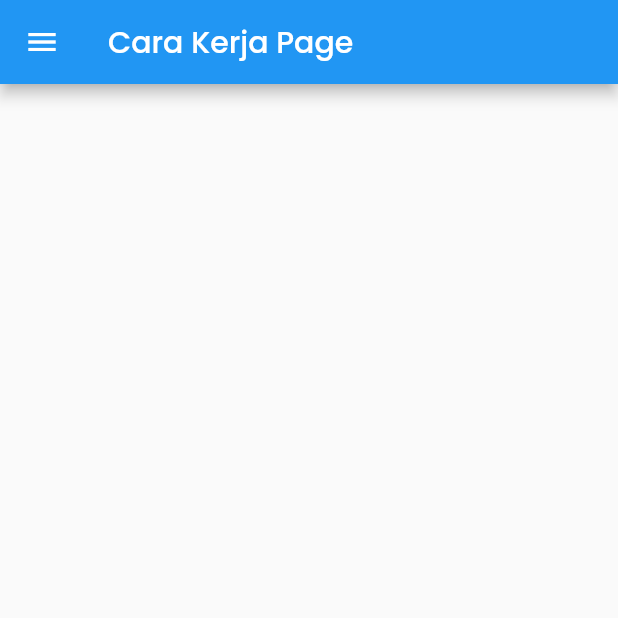
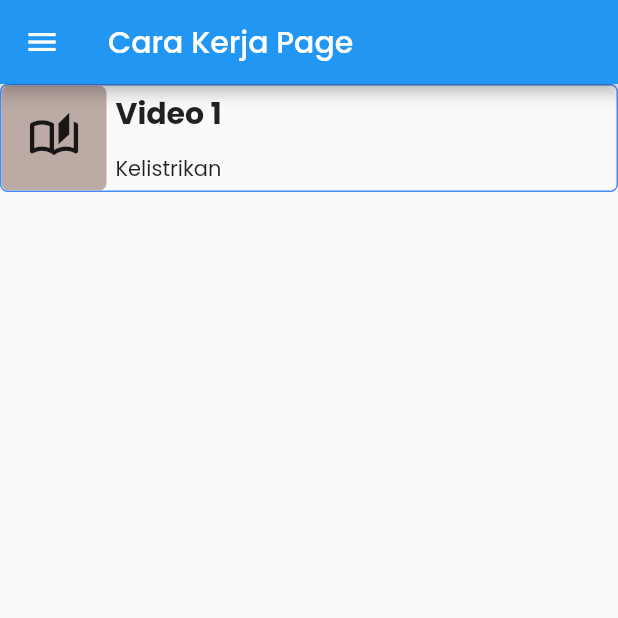
Before and after one commit to innocenty-lab/project1, a Flutter app: the CaraKerjaPage screen opened directly, on a phone screen of 412 x 824 dp, the top half of it. Run offline on Flutter 3.47's test engine with Material 2 defaults, Android fonts, the light colour scheme and no system bars; our stand-ins replace animated_splash_screen, flutter_zoom_drawer, liquid_swipe, sliding_up_panel, video_player; missing offline and left inert: flutter_pdfview.

Commit message:
video_player

```diff
--- a/lib/screens/caraKerja/cara_kerja_page.dart
+++ b/lib/screens/caraKerja/cara_kerja_page.dart
@@ -1,3 +1,5 @@
+//import 'package:eklbm_bima_ciputra_satrio/screens/caraKerja/model/player_video.dart';
+import 'package:eklbm_bima_ciputra_satrio/model/better_player.dart';
 import 'package:eklbm_bima_ciputra_satrio/screens/menu_widget.dart';
 import 'package:flutter/material.dart';
 
@@ -13,5 +15,64 @@ class CaraKerjaPage extends StatelessWidget {
       ),
       leading: MenuWidget(),
     ),
+    body: Column(
+      children: [
+          Container(
+                          decoration: BoxDecoration(
+                            border: Border.all(color: Colors.blueAccent),
+                            borderRadius: BorderRadius.circular(5),
+                          ),
+                          child: Row(
+                            mainAxisAlignment: MainAxisAlignment.spaceBetween,
+                            crossAxisAlignment: CrossAxisAlignment.center,
+                            children: <Widget>[
+                              Row(
+                                crossAxisAlignment: CrossAxisAlignment.center,
+                                mainAxisAlignment: MainAxisAlignment.start,
+                                children: <Widget>[
+                                  Container(
+                                    decoration: BoxDecoration(
+                                      color: Colors.brown[200],
+                                      borderRadius: BorderRadius.circular(5)
+                                    ),
+                                    padding: EdgeInsets.symmetric(horizontal: 10.0, vertical: 5.0),
+                                    width: 70,
+                                    height: 70,
+                                    child: Icon(
+                                      Icons.auto_stories_outlined,
+                                      size: 35,
+                                    ),
+                                  ),
+                                  SizedBox(
+                                    width: 6.0,
+                                  ),
+                                  Column(
+                                    crossAxisAlignment: CrossAxisAlignment.start,
+                                    children: <Widget>[
+                                      Text(
+                                        'Video 1',
+                                        style: TextStyle(
+                                          fontSize: 20,
+                                          fontWeight: FontWeight.bold,
+                                        ),
+                                      ),
+                                      SizedBox(
+                                        height: 12,
+                                      ),
+                                      Text(
+                                        'Kelistrikan',
+                                        style: TextStyle(
+                                          fontSize: 14,
+                                        ),
+                                      ),
+                                    ],
+                                  ),
+                                ]
+                              ),
+                            ],
+                          ),
+                        ),
+        ]
+    ),
   );
 }
--- a/pubspec.yaml
+++ b/pubspec.yaml
@@ -39,6 +39,8 @@ dependencies:
   sliding_up_panel: ^2.0.0+1
   liquid_swipe: ^2.1.1
   animated_splash_screen: ^1.1.0
+  video_player: ^2.2.4
+  flutter_svg: ^1.0.3
 
 dev_dependencies:
   flutter_test:
@@ -66,6 +68,7 @@ flutter:
     #- assets/icons/
     - assets/images/
     - assets/pdf/
+    - assets/video/
 
   # An image asset can refer to one or more resolution-specific "variants", see
   # https://flutter.dev/assets-and-images/#resolution-aware.
```
Also changed, not shown: lib/model/basic_overlay_widget.dart (added, +35 -0 lines), lib/model/better_player.dart (added, +54 -0 lines), lib/model/video_player_widget.dart (added, +39 -0 lines), pubspec.lock, 3 other files.
